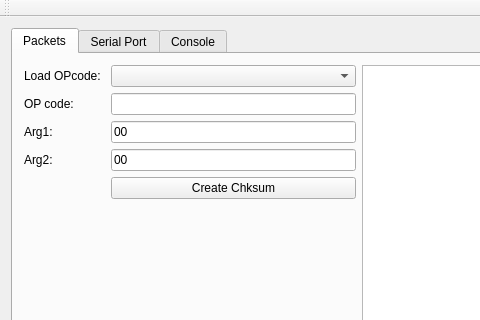
ctag/cpe453, file loconet_test/loconet_checksum/mainwindow.ui: the form before one commit; both pictures show x 0 to 480 and y 0 to 320 of the 718 by 481 pixel window.
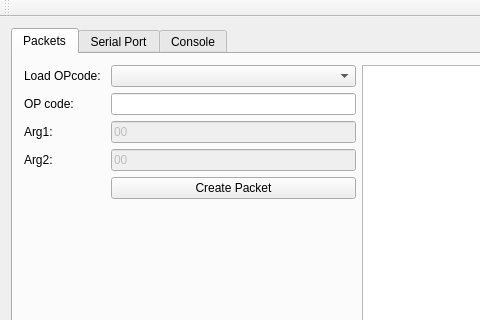
The form after the commit.

Commit message: creates checksums again

Patch:
```diff
--- a/loconet_test/loconet_checksum/mainwindow.ui
+++ b/loconet_test/loconet_checksum/mainwindow.ui
@@ -63,6 +63,9 @@
           </item>
           <item row="2" column="1">
            <widget class="QLineEdit" name="lineEdit_arg1">
+            <property name="enabled">
+             <bool>false</bool>
+            </property>
             <property name="text">
              <string>00</string>
             </property>
@@ -80,6 +83,9 @@
           </item>
           <item row="3" column="1">
            <widget class="QLineEdit" name="lineEdit_arg2">
+            <property name="enabled">
+             <bool>false</bool>
+            </property>
             <property name="text">
              <string>00</string>
             </property>
@@ -91,7 +97,7 @@
           <item row="4" column="1">
            <widget class="QPushButton" name="pushButton_genChk">
             <property name="text">
-             <string>Create Chksum</string>
+             <string>Create Packet</string>
             </property>
            </widget>
           </item>
```
Left out of the diff: 2 changed lines with no effect on the pictures. The commit also changes 7 other files.
